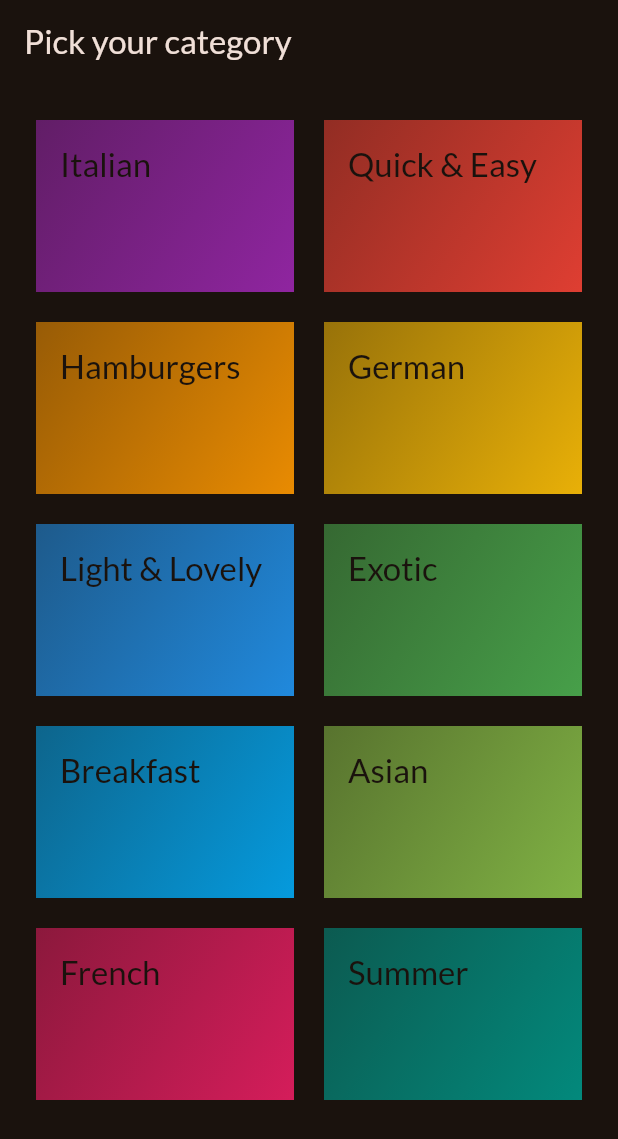
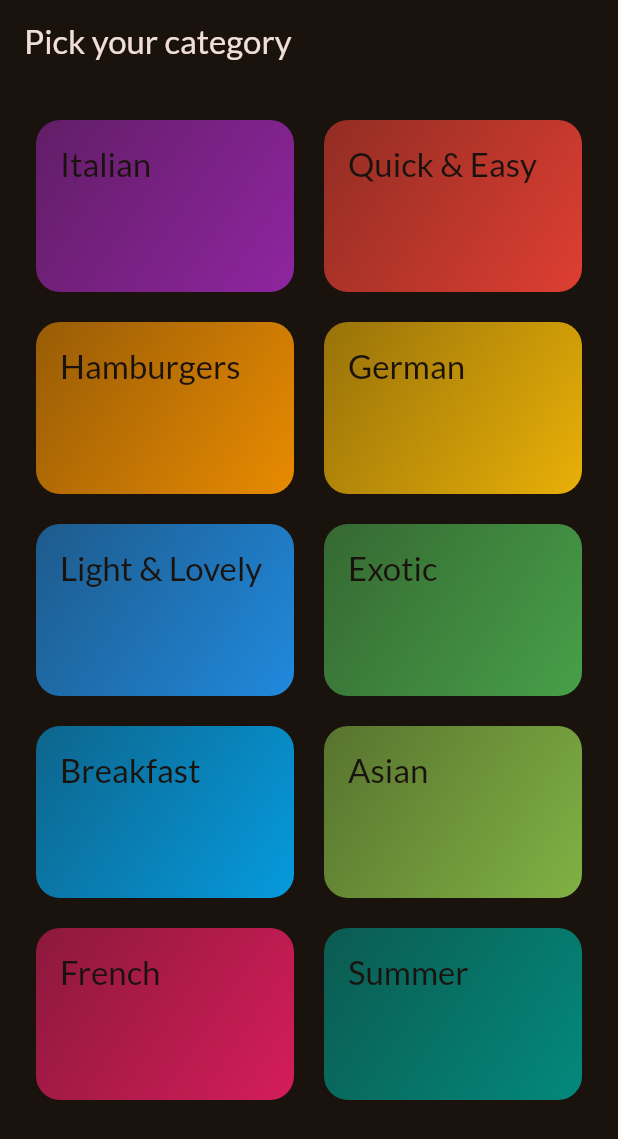
Before and after one commit to sachinsebastian1212/flutter_meals, a Flutter app: the screen it shows after launch, on a phone screen of 412 x 824 dp. Shown: the top 1139 px of the screen. Run offline on Flutter 3.47's test engine with Material 3 defaults, Android fonts, the phone set to English and light mode, and no system bars; our stand-ins replace google_fonts.

Commit message:
added grid item tappable and rounded border made

```diff
--- a/lib/widgets/category_grid_item.dart
+++ b/lib/widgets/category_grid_item.dart
@@ -7,9 +7,14 @@ class CategoryGridItem extends StatelessWidget {
 
   @override
   Widget build(BuildContext context) {
-    return Container(
+    return InkWell(
+      onTap: () {},
+      splashColor: Theme.of(context).primaryColor,
+      borderRadius: BorderRadius.circular(16),
+      child: Container(
         padding: const EdgeInsets.all(16.0),
         decoration: BoxDecoration(
+            borderRadius: BorderRadius.circular(16),
             gradient: LinearGradient(
               colors: [
                 category.color.withOpacity(0.55),
@@ -18,11 +23,11 @@ class CategoryGridItem extends StatelessWidget {
               begin: Alignment.topLeft,
               end: Alignment.bottomRight,
             )),
-      child: Text(
-        category.title,
-        style: Theme.of(context).textTheme.titleLarge!.copyWith(
-          color: Theme.of(context).colorScheme.surface
-        )
+        child: Text(category.title,
+            style: Theme.of(context)
+                .textTheme
+                .titleLarge!
+                .copyWith(color: Theme.of(context).colorScheme.surface)),
       ),
     );
   }
```
Lines whose indentation alone changed are shown as unchanged.
